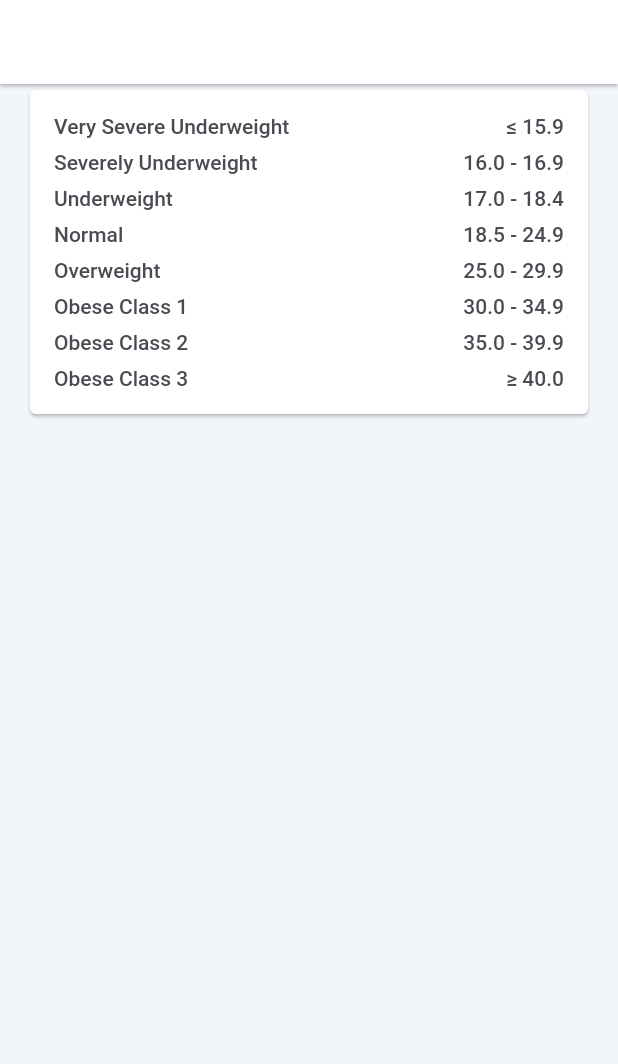
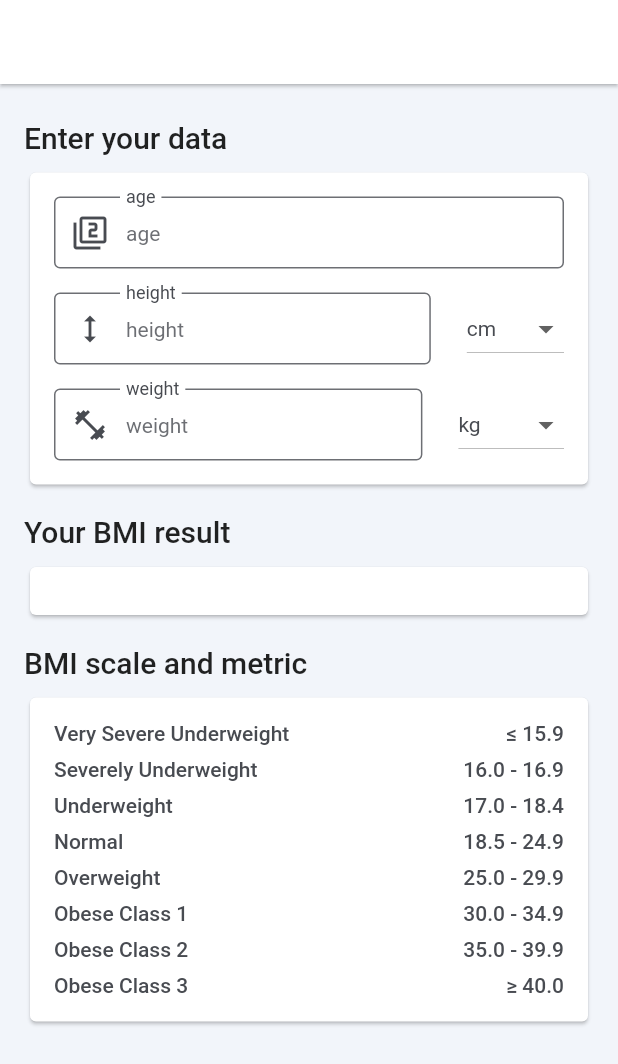
Before and after one commit to HellBus1/VentFit, a Flutter app: the screen it shows after launch, on a phone screen of 412 x 824 dp. Shown: the top 1064 px of the screen. Run offline on Flutter 3.47's test engine with Material 2 defaults, Android fonts, the phone set to English and light mode, and no system bars; generated files the repository leaves out were written again.

Commit message:
feat: add input section and title section

```diff
--- a/lib/l10n/app_en.arb
+++ b/lib/l10n/app_en.arb
@@ -15,5 +15,17 @@
   "overweightScale": "25.0 - 29.9",
   "obese1Scale": "30.0 - 34.9",
   "obese2Scale": "35.0 - 39.9",
-  "obese3Scale": "≥ 40.0"
+  "obese3Scale": "≥ 40.0",
+
+  "age": "age",
+  "weight": "weight",
+  "height": "height",
+  "cm": "cm",
+  "inch": "inches",
+  "kg": "kg",
+  "pounds": "pounds",
+
+  "enterYourData": "Enter your data",
+  "yourBmiResult": "Your BMI result",
+  "bmiScaleAndMetric": "BMI scale and metric"
 }
--- a/lib/main.dart
+++ b/lib/main.dart
@@ -12,13 +12,18 @@ class MyApp extends StatelessWidget {
 
   @override
   Widget build(BuildContext context) {
-    return MaterialApp(
+    return GestureDetector(
+      onTap: () {
+        FocusScope.of(context).requestFocus(FocusNode());
+      },
+      child: MaterialApp(
         localizationsDelegates: AppLocalizations.localizationsDelegates,
         supportedLocales: AppLocalizations.supportedLocales,
         title: 'VentFit',
         theme: lightTheme,
         darkTheme: darkTheme,
         routes: Routes.getRoutes(context),
+      ),
     );
   }
 }
--- a/lib/presentation/ui/bmi_page.dart
+++ b/lib/presentation/ui/bmi_page.dart
@@ -1,18 +1,69 @@
 import 'package:flutter/material.dart';
-import 'package:flutter/widgets.dart';
+import 'package:flutter_gen/gen_l10n/app_localizations.dart';
+import 'package:ventfit/presentation/ui/widgets/weight_input.dart';
 import 'package:ventfit/presentation/ui/widgets/weight_metric.dart';
+import 'package:ventfit/presentation/ui/widgets/weight_scale_result.dart';
 
 class BMIPage extends StatelessWidget {
   const BMIPage({super.key});
 
   @override
   Widget build(BuildContext context) {
+    var localText = AppLocalizations.of(context);
+    var theme = Theme.of(context);
+
     return Scaffold(
       appBar: AppBar(),
       body: SingleChildScrollView(
         child: Column(
-          children: const [
+          crossAxisAlignment: CrossAxisAlignment.start,
+          children: [
+            const SizedBox(height: 24),
             Padding(
+              padding: const EdgeInsets.symmetric(horizontal: 16),
+              child: Text(
+                localText?.enterYourData ?? "",
+                style: theme.textTheme.titleLarge,
+              ),
+            ),
+            const SizedBox(height: 8),
+            const Padding(
+              padding: EdgeInsets.symmetric(horizontal: 16),
+              child: Card(
+                child: Padding(
+                  padding: EdgeInsets.all(16),
+                  child: WeightInput(),
+                ),
+              ),
+            ),
+            const SizedBox(height: 16),
+            Padding(
+              padding: const EdgeInsets.symmetric(horizontal: 16),
+              child: Text(
+                localText?.yourBmiResult ?? "",
+                style: theme.textTheme.titleLarge,
+              ),
+            ),
+            const SizedBox(height: 8),
+            const Padding(
+              padding: EdgeInsets.symmetric(horizontal: 16),
+              child: Card(
+                child: Padding(
+                  padding: EdgeInsets.all(16),
+                  child: WeightScaleResult(),
+                ),
+              ),
+            ),
+            const SizedBox(height: 16),
+            Padding(
+              padding: const EdgeInsets.symmetric(horizontal: 16),
+              child: Text(
+                localText?.bmiScaleAndMetric ?? "",
+                style: theme.textTheme.titleLarge,
+              ),
+            ),
+            const SizedBox(height: 8),
+            const Padding(
               padding: EdgeInsets.symmetric(horizontal: 16),
               child: Card(
                 child: Padding(
--- a/lib/presentation/ui/widgets/weight_input.dart
+++ b/lib/presentation/ui/widgets/weight_input.dart
@@ -1,10 +1,104 @@
+import 'package:flutter/material.dart';
 import 'package:flutter/widgets.dart';
+import 'package:flutter_gen/gen_l10n/app_localizations.dart';
 
 class WeightInput extends StatelessWidget {
   const WeightInput({super.key});
 
   @override
   Widget build(BuildContext context) {
-    return Column();
+    var localText = AppLocalizations.of(context);
+    var theme = Theme.of(context);
+
+    var heightList = [localText?.cm ?? "", localText?.inch ?? ""];
+    var weightList = [localText?.kg ?? "", localText?.pounds ?? ""];
+
+    return Column(
+      children: [
+        _inputItemWidget(
+          localText?.age,
+          localText?.age,
+          Icons.filter_2,
+        ),
+        const SizedBox(height: 16),
+        Row(
+          children: [
+            Expanded(
+              child: _inputItemWidget(
+                localText?.height,
+                localText?.height,
+                Icons.height,
+              ),
+            ),
+            const SizedBox(width: 24),
+            SizedBox(
+              child: _dropdownItemWidget(
+                heightList,
+                heightList.first,
+                (p0) => null,
+                theme,
+              ),
+            ),
+          ],
+        ),
+        const SizedBox(height: 16),
+        Row(
+          children: [
+            Expanded(
+                child: _inputItemWidget(
+              localText?.weight,
+              localText?.weight,
+              Icons.fitness_center,
+            )),
+            const SizedBox(width: 24),
+            SizedBox(
+              child: _dropdownItemWidget(
+                weightList,
+                weightList.first,
+                (p0) => null,
+                theme,
+              ),
+            )
+          ],
+        )
+      ],
+    );
+  }
+
+  _inputItemWidget(
+    String? label,
+    String? hint,
+    IconData icon,
+  ) {
+    return TextFormField(
+      maxLines: 1,
+      decoration: InputDecoration(
+        prefixIcon: Icon(icon),
+        labelText: label,
+        hintText: hint,
+        floatingLabelBehavior: FloatingLabelBehavior.always,
+        contentPadding:
+            const EdgeInsets.only(left: 12, right: 12, top: 10, bottom: 10),
+      ),
+    );
+  }
+
+  _dropdownItemWidget(
+    List<String> list,
+    String value,
+    Function(String?) onChange,
+    ThemeData theme,
+  ) {
+    return DropdownButton(
+      value: value,
+      style: theme.textTheme.bodyMedium,
+      onChanged: onChange,
+      items: list.map<DropdownMenuItem<String>>((String value) {
+        return DropdownMenuItem<String>(
+          value: value,
+          child: Text(value),
+        );
+      }).toList(),
+    );
   }
 }
--- /dev/null
+++ b/lib/presentation/ui/widgets/weight_scale_result.dart
@@ -0,0 +1,10 @@
+import 'package:flutter/material.dart';
+
+class WeightScaleResult extends StatelessWidget {
+  const WeightScaleResult({super.key});
+
+  @override
+  Widget build(BuildContext context) {
+    return Container();
+  }
+}
--- a/lib/ui/theme.dart
+++ b/lib/ui/theme.dart
@@ -10,6 +10,18 @@ var lightTheme = ThemeData(
   ),
   textTheme: const TextTheme(
     bodyLarge: TextStyle(color: blackRibbon),
+    bodyMedium: TextStyle(color: blackRibbon),
+  ),
+  inputDecorationTheme: InputDecorationTheme(
+    hintStyle: TextStyle(color: blackRibbon.withOpacity(0.8), fontSize: 14),
+    labelStyle: const TextStyle(color: blackRibbon),
+    focusedBorder: const OutlineInputBorder(
+      borderSide: BorderSide(color: blackRibbon),
+    ),
+    enabledBorder: OutlineInputBorder(
+      borderSide: BorderSide(color: blackRibbon.withOpacity(0.8)),
+    ),
+    prefixIconColor: blackRibbon,
   ),
 );
 
@@ -22,5 +34,18 @@ var darkTheme = ThemeData(
   ),
   textTheme: const TextTheme(
     bodyLarge: TextStyle(color: silverMistral),
+    bodyMedium: TextStyle(color: silverMistral),
+    titleLarge: TextStyle(color: silverMistral),
+  ),
+  inputDecorationTheme: InputDecorationTheme(
+    hintStyle: TextStyle(color: silverMistral.withOpacity(0.8), fontSize: 14),
+    labelStyle: const TextStyle(color: silverMistral),
+    focusedBorder: const OutlineInputBorder(
+      borderSide: BorderSide(color: silverMistral),
+    ),
+    enabledBorder: OutlineInputBorder(
+      borderSide: BorderSide(color: silverMistral.withOpacity(0.8)),
+    ),
+    prefixIconColor: silverMistral,
   ),
 );
```
Lines whose indentation alone changed are shown as unchanged.
